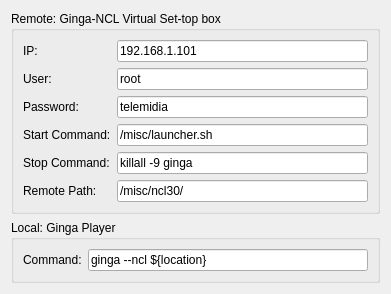
The window that composer-gui/ui/RunGingaConfig.ui (TeleMidia/nclcomposer) describes before a commit, drawn with Qt 5.
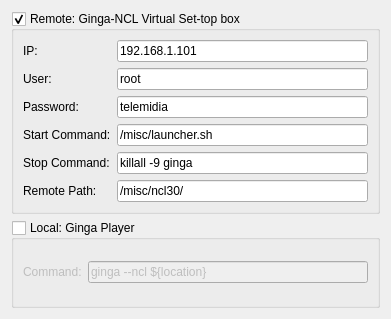
The same window after the commit.

Commit message:
[gui] maint: Removed one player button. #247.
* include/ComposerMainWindow.h: Likewise.
* src/ComposerMainWindow.cpp: Likewise.
* src/RunGingaConfig.cpp: Likewise.
* ui/ComposerMainWindow.ui: Likewise.
* ui/RunGingaConfig.ui: Likewise.
* ui/WelcomeWidget.ui: Likewise.

What changed in the file:
```diff
--- a/composer-gui/ui/RunGingaConfig.ui
+++ b/composer-gui/ui/RunGingaConfig.ui
@@ -7,7 +7,7 @@
     <x>0</x>
     <y>0</y>
     <width>391</width>
-    <height>253</height>
+    <height>319</height>
    </rect>
   </property>
   <property name="focusPolicy">
@@ -22,6 +22,9 @@
      <property name="title">
       <string>Remote: Ginga-NCL Virtual Set-top box</string>
      </property>
+     <property name="checkable">
+      <bool>true</bool>
+     </property>
      <layout class="QHBoxLayout" name="horizontalLayout_2">
       <item>
        <layout class="QGridLayout" name="gridLayout_2">
@@ -138,6 +141,9 @@
       <bool>false</bool>
      </property>
      <property name="checkable">
+      <bool>true</bool>
+     </property>
+     <property name="checked">
       <bool>false</bool>
      </property>
      <layout class="QHBoxLayout" name="horizontalLayout">
```
Left out of the diff: 4 changed lines with no effect on the pictures. The commit also changes 5 other files.
